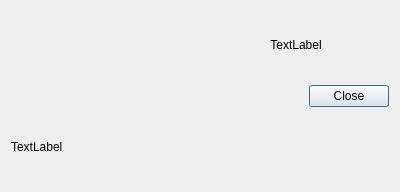
Above: resources/uiFiles/aboutdialog.ui from sbrou/CashCash before the change. Below: the same form after it.
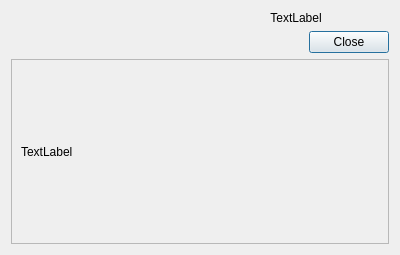
That is the form after the change. Icons and pictures are not drawn.

The edit to the form file:
```diff
--- a/resources/uiFiles/aboutdialog.ui
+++ b/resources/uiFiles/aboutdialog.ui
@@ -7,7 +7,7 @@
     <x>0</x>
     <y>0</y>
     <width>400</width>
-    <height>192</height>
+    <height>255</height>
    </rect>
   </property>
   <property name="windowTitle">
@@ -67,6 +67,21 @@
     </widget>
    </item>
    <item>
+    <widget class="QScrollArea" name="scrollArea">
+     <property name="widgetResizable">
+      <bool>true</bool>
+     </property>
+     <widget class="QWidget" name="scrollAreaCredits">
+      <property name="geometry">
+       <rect>
+        <x>0</x>
+        <y>0</y>
+        <width>386</width>
+        <height>149</height>
+       </rect>
+      </property>
+      <layout class="QVBoxLayout" name="verticalLayout_2">
+       <item>
     <widget class="QLabel" name="qlCredits">
      <property name="enabled">
       <bool>true</bool>
@@ -80,6 +95,10 @@
      <property name="openExternalLinks">
       <bool>true</bool>
      </property>
+        </widget>
+       </item>
+      </layout>
+     </widget>
     </widget>
    </item>
   </layout>
```
Lines whose indentation alone changed are shown as unchanged.
